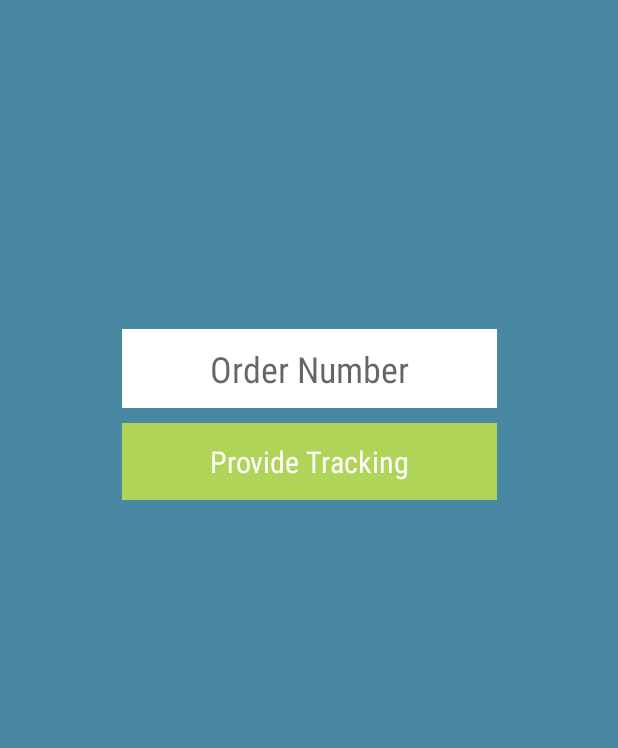
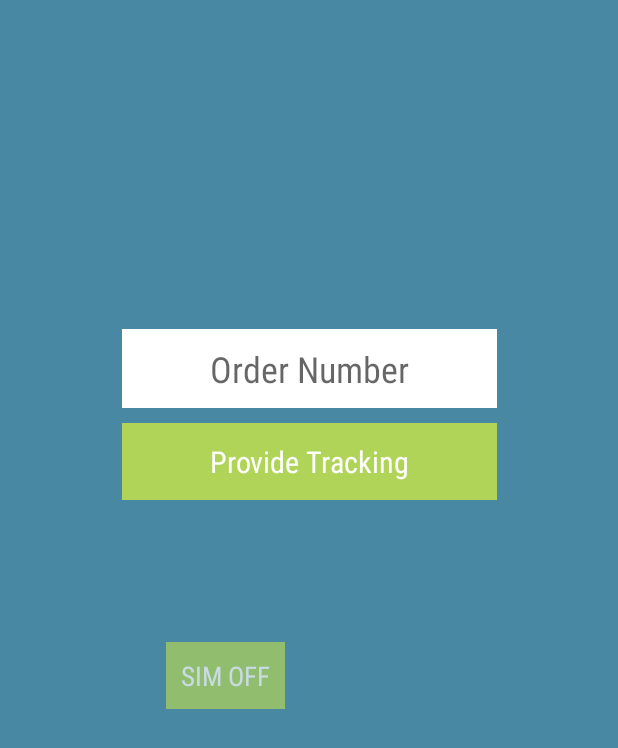
Before and after one commit to encodedart/cara-android, an Android app: the fragment Driver shown on its own in the app's theme, on a phone screen of 412 x 824 dp. Shown: the top 748 px of the screen. Run offline under Robolectric (Android 15) with nearby library versions, the phone set to English and light mode, and no system bars; our stand-ins replace ButterKnife; libraries missing offline, so code that uses them is left out: com.github.pwittchen.reactivenetwork, com.karumi.dexter, rx.android.schedulers, rx.functions, rx.schedulers; 2 statements that could not run were skipped.

Commit message:
Add driver GPS sim switch

```diff
--- a/app/src/main/res/layout/view_driver.xml
+++ b/app/src/main/res/layout/view_driver.xml
@@ -175,4 +175,22 @@
         app:layout_constraintTop_toTopOf="@+id/driver_view_map"
         app:layout_constraintRight_toRightOf="@+id/driver_view_map"
         app:layout_constraintLeft_toLeftOf="@+id/driver_view_map" />
+
+    <TextView
+        android:text="SIM OFF"
+        android:layout_width="wrap_content"
+        android:layout_height="wrap_content"
+        android:background="@color/bkg_user"
+        android:padding="10dp"
+        android:alpha="0.7"
+        android:clickable="true"
+        android:textAllCaps="true"
+        android:id="@+id/driver_sim_btn"
+        android:fontFamily="sans-serif-condensed"
+        android:textSize="18sp"
+        android:textColor="@color/text_color"
+        app:layout_constraintTop_toTopOf="@+id/driver_view_map"
+        android:layout_marginTop="16dp"
+        app:layout_constraintRight_toRightOf="@+id/driver_view_map"
+        android:layout_marginEnd="16dp" />
 </android.support.constraint.ConstraintLayout>
```
Also changed, not shown: app/src/main/java/com/nexttapp/cara/controller/Driver.java (+26 -4 lines).
